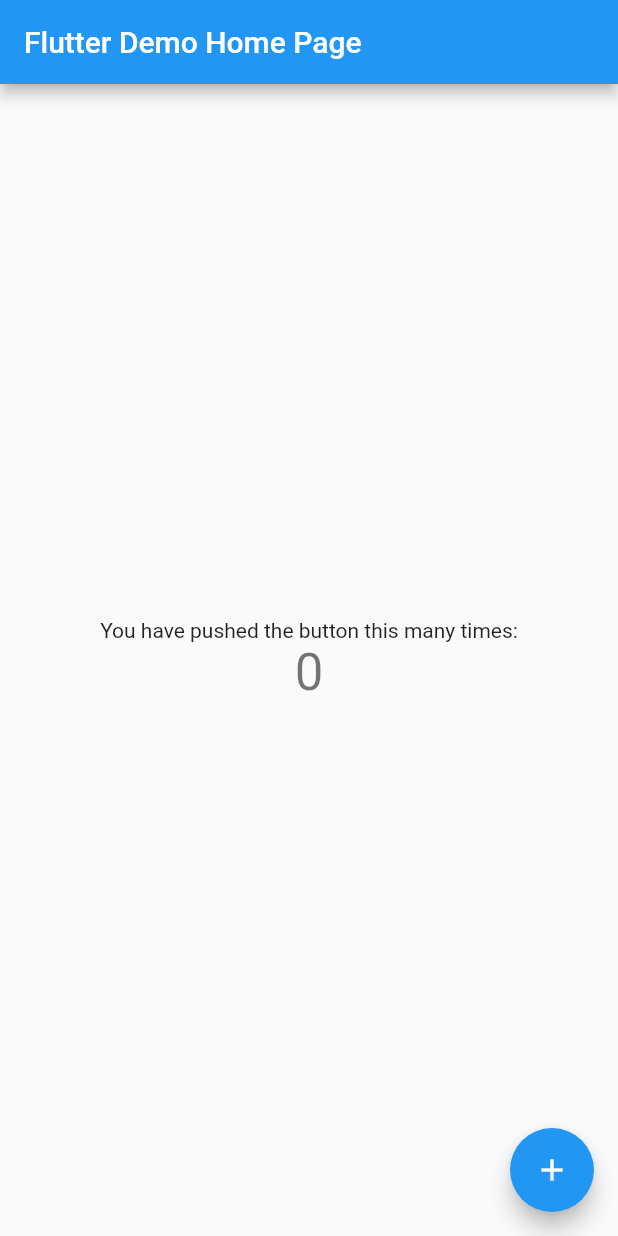
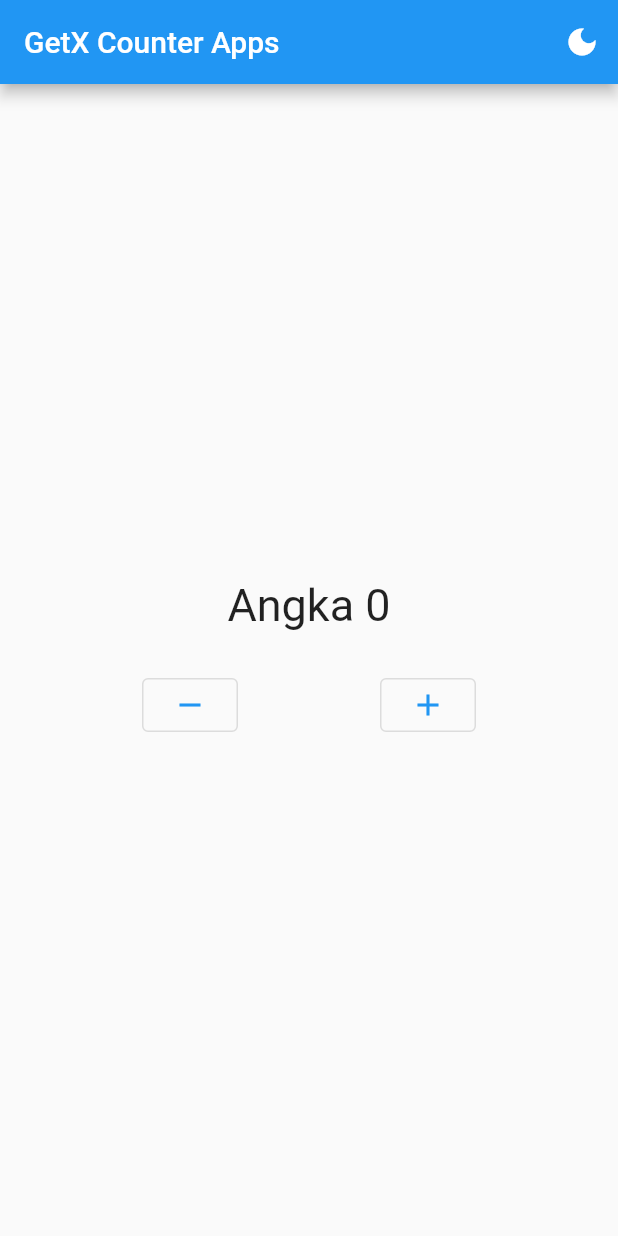
Before and after one commit to 0x1m4o/Flutter-GetX, a Flutter app: the screen it shows after launch, on a phone screen of 412 x 824 dp. Run offline on Flutter 3.47's test engine with Material 2 defaults, Android fonts, the phone set to English and light mode, and no system bars; our stand-ins replace get.

Commit message:
Counter Apps with GetX

```diff
--- /dev/null
+++ b/lib/controllers/counter_controller.dart
@@ -0,0 +1,10 @@
+import 'package:get/get.dart';
+
+class CounterController extends GetxController {
+  var counter = 0.obs;
+
+  var isDark = false.obs;
+
+  void changeTheme() => isDark.value = !isDark.value;
+  void increment() => counter + 2;
+}
--- a/lib/main.dart
+++ b/lib/main.dart
@@ -1,115 +1,67 @@
 import 'package:flutter/material.dart';
+import 'package:flutter_getx/controllers/counter_controller.dart';
+import 'package:get/get.dart';
 
 void main() {
-  runApp(const MyApp());
+  runApp(MyApp());
 }
 
 class MyApp extends StatelessWidget {
-  const MyApp({super.key});
+  final controller = Get.put(CounterController());
 
-  // This widget is the root of your application.
   @override
   Widget build(BuildContext context) {
-    return MaterialApp(
-      title: 'Flutter Demo',
-      theme: ThemeData(
-        // This is the theme of your application.
-        //
-        // Try running your application with "flutter run". You'll see the
-        // application has a blue toolbar. Then, without quitting the app, try
-        // changing the primarySwatch below to Colors.green and then invoke
-        // "hot reload" (press "r" in the console where you ran "flutter run",
-        // or simply save your changes to "hot reload" in a Flutter IDE).
-        // Notice that the counter didn't reset back to zero; the application
-        // is not restarted.
-        primarySwatch: Colors.blue,
+    return Obx(
+      () => MaterialApp(
+        home: HomePage(),
+        theme: controller.isDark.value ? ThemeData.dark() : ThemeData.light(),
       ),
-      home: const MyHomePage(title: 'Flutter Demo Home Page'),
     );
   }
 }
 
-class MyHomePage extends StatefulWidget {
-  const MyHomePage({super.key, required this.title});
-
-  // This widget is the home page of your application. It is stateful, meaning
-  // that it has a State object (defined below) that contains fields that affect
-  // how it looks.
-
-  // This class is the configuration for the state. It holds the values (in this
-  // case the title) provided by the parent (in this case the App widget) and
-  // used by the build method of the State. Fields in a Widget subclass are
-  // always marked "final".
-
-  final String title;
-
-  @override
-  State<MyHomePage> createState() => _MyHomePageState();
-}
-
-class _MyHomePageState extends State<MyHomePage> {
-  int _counter = 0;
-
-  void _incrementCounter() {
-    setState(() {
-      // This call to setState tells the Flutter framework that something has
-      // changed in this State, which causes it to rerun the build method below
-      // so that the display can reflect the updated values. If we changed
-      // _counter without calling setState(), then the build method would not be
-      // called again, and so nothing would appear to happen.
-      _counter++;
-    });
-  }
-
+class HomePage extends StatelessWidget {
+  final counter = Get.find<CounterController>();
   @override
   Widget build(BuildContext context) {
-    // This method is rerun every time setState is called, for instance as done
-    // by the _incrementCounter method above.
-    //
-    // The Flutter framework has been optimized to make rerunning build methods
-    // fast, so that you can just rebuild anything that needs updating rather
-    // than having to individually change instances of widgets.
     return Scaffold(
       appBar: AppBar(
-        // Here we take the value from the MyHomePage object that was created by
-        // the App.build method, and use it to set our appbar title.
-        title: Text(widget.title),
+        title: const Text('GetX Counter Apps'),
+        actions: [
+          IconButton(
+              onPressed: () => counter.changeTheme(),
+              icon: counter.isDark.value
+                  ? Icon(Icons.light_mode)
+                  : Icon(Icons.dark_mode))
+        ],
       ),
       body: Center(
-        // Center is a layout widget. It takes a single child and positions it
-        // in the middle of the parent.
         child: Column(
-          // Column is also a layout widget. It takes a list of children and
-          // arranges them vertically. By default, it sizes itself to fit its
-          // children horizontally, and tries to be as tall as its parent.
-          //
-          // Invoke "debug painting" (press "p" in the console, choose the
-          // "Toggle Debug Paint" action from the Flutter Inspector in Android
-          // Studio, or the "Toggle Debug Paint" command in Visual Studio Code)
-          // to see the wireframe for each widget.
-          //
-          // Column has various properties to control how it sizes itself and
-          // how it positions its children. Here we use mainAxisAlignment to
-          // center the children vertically; the main axis here is the vertical
-          // axis because Columns are vertical (the cross axis would be
-          // horizontal).
           mainAxisAlignment: MainAxisAlignment.center,
-          children: <Widget>[
-            const Text(
-              'You have pushed the button this many times:',
+          children: [
+            Obx(() => Text(
+                  'Angka ${counter.counter}',
+                  style: const TextStyle(fontSize: 30),
+                )),
+            SizedBox(
+              height: 25,
             ),
-            Text(
-              '$_counter',
-              style: Theme.of(context).textTheme.headlineMedium,
+            Row(
+              mainAxisAlignment: MainAxisAlignment.spaceEvenly,
+              children: [
+                OutlinedButton(
+                  onPressed: () => counter.increment(),
+                  child: const Icon(Icons.remove),
+                ),
+                OutlinedButton(
+                  onPressed: () => counter.increment(),
+                  child: const Icon(Icons.add),
+                ),
+              ],
             ),
           ],
         ),
       ),
-      floatingActionButton: FloatingActionButton(
-        onPressed: _incrementCounter,
-        tooltip: 'Increment',
-        child: const Icon(Icons.add),
-      ), // This trailing comma makes auto-formatting nicer for build methods.
     );
   }
 }
```
Also changed, not shown: pubspec.yaml (+3 -4 lines), pubspec.lock.
